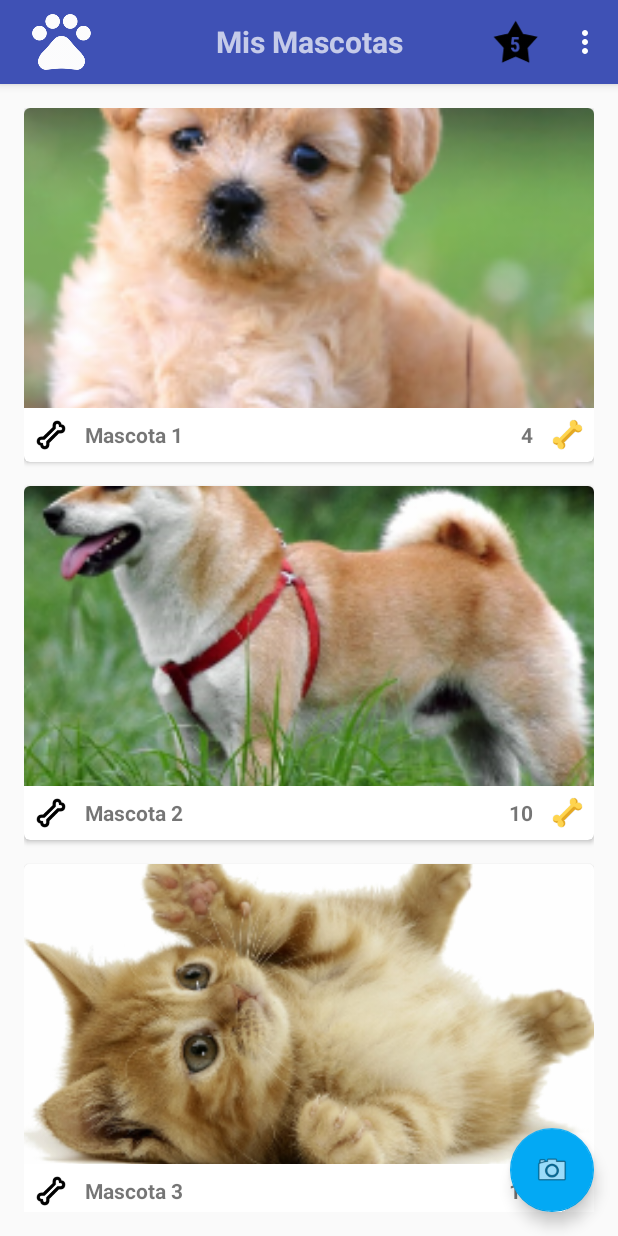
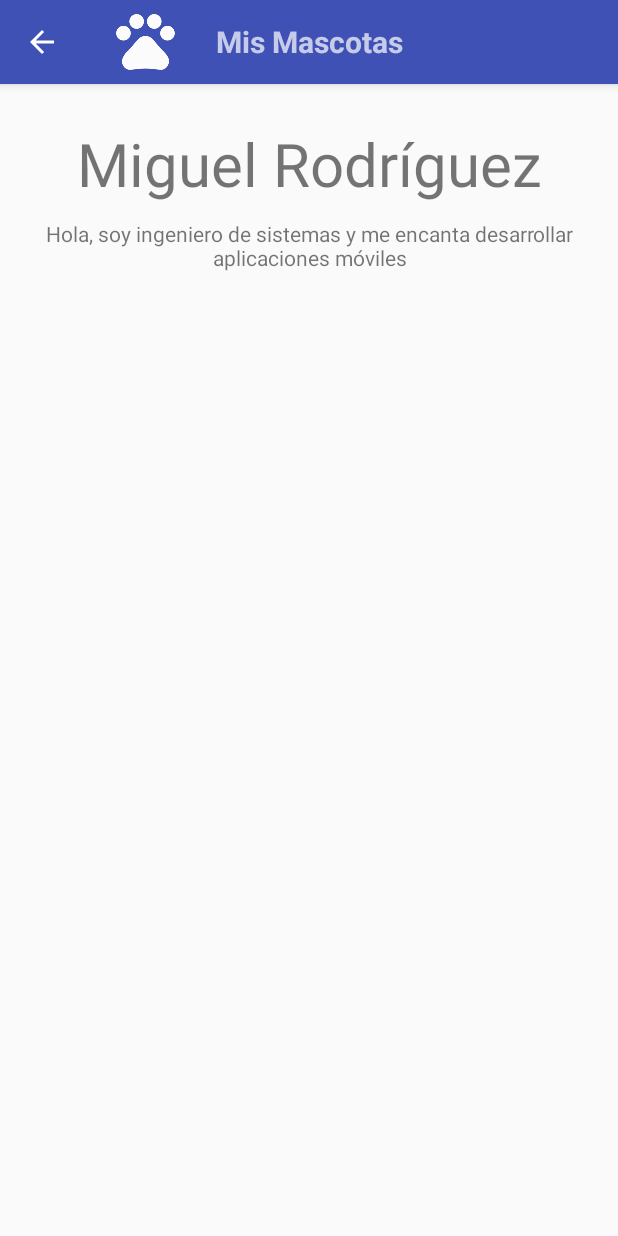
Before and after one commit to MiguelRodriguezU/MisMascotas, an Android app: the screen it shows after launch (MainActivity before the commit, AcercaDe after it), in the options menu, after a tap on "Acerca De", on a phone screen of 412 x 824 dp. Run offline under Robolectric (Android 15) with nearby library versions, the phone set to English and light mode, and no system bars.

Commit message:
Acerca de

```diff
--- a/app/build.gradle
+++ b/app/build.gradle
@@ -24,11 +24,11 @@ dependencies {
     androidTestCompile('com.android.support.test.espresso:espresso-core:2.2.2', {
         exclude group: 'com.android.support', module: 'support-annotations'
     })
+    compile files('libs/activation.jar')
     compile 'com.android.support:appcompat-v7:25.3.1'
     compile 'com.android.support.constraint:constraint-layout:1.0.2'
     compile 'com.android.support:design:25.3.1'
     compile 'com.android.support:cardview-v7:25.3.1'
     compile 'com.android.support:recyclerview-v7:25.3.1'
     testCompile 'junit:junit:4.12'
-    compile files('libs/activation.jar')
 }
--- a/app/src/main/AndroidManifest.xml
+++ b/app/src/main/AndroidManifest.xml
@@ -2,7 +2,7 @@
 <manifest xmlns:android="http://schemas.android.com/apk/res/android"
     package="dev.mrodriguezul.mismascotas">
 
-    <uses-permission android:name="android.permission.INTERNET"/>
+    <uses-permission android:name="android.permission.INTERNET" />
 
     <application
         android:allowBackup="true"
@@ -27,7 +27,15 @@
                 android:name="android.support.PARENT_ACTIVITY"
                 android:value=".MainActivity" />
         </activity>
-        <activity android:name=".Contacto"
+        <activity
+            android:name=".Contacto"
+            android:theme="@style/AppTheme.NoActionBar">
+            <meta-data
+                android:name="android.support.PARENT_ACTIVITY"
+                android:value=".MainActivity" />
+        </activity>
+        <activity
+            android:name=".AcercaDe"
             android:theme="@style/AppTheme.NoActionBar">
             <meta-data
                 android:name="android.support.PARENT_ACTIVITY"
--- /dev/null
+++ b/app/src/main/java/dev/mrodriguezul/mismascotas/AcercaDe.java
@@ -0,0 +1,20 @@
+package dev.mrodriguezul.mismascotas;
+
+import android.support.v7.app.AppCompatActivity;
+import android.os.Bundle;
+import android.support.v7.widget.Toolbar;
+
+public class AcercaDe extends AppCompatActivity {
+
+    @Override
+    protected void onCreate(Bundle savedInstanceState) {
+        super.onCreate(savedInstanceState);
+        setContentView(R.layout.activity_acerca_de);
+
+        Toolbar myActionBar = (Toolbar)findViewById(R.id.toolbar);
+        setSupportActionBar(myActionBar);
+
+        getSupportActionBar().setDisplayShowTitleEnabled(false);
+        getSupportActionBar().setDisplayHomeAsUpEnabled(true);
+    }
+}
--- a/app/src/main/java/dev/mrodriguezul/mismascotas/MainActivity.java
+++ b/app/src/main/java/dev/mrodriguezul/mismascotas/MainActivity.java
@@ -81,6 +81,10 @@ public class MainActivity extends AppCompatActivity {
             verContacto();
         }
 
+        if(id == R.id.menu_acerca_de){
+            verAcercaDe();
+        }
+
         return super.onOptionsItemSelected(item);
     }
 
@@ -93,4 +97,9 @@ public class MainActivity extends AppCompatActivity {
         Intent intent = new Intent(this,Contacto.class);
         startActivity(intent);
     }
+
+    private void verAcercaDe(){
+        Intent intent = new Intent(this,AcercaDe.class);
+        startActivity(intent);
+    }
 }
--- /dev/null
+++ b/app/src/main/res/layout/activity_acerca_de.xml
@@ -0,0 +1,33 @@
+<?xml version="1.0" encoding="utf-8"?>
+<android.support.design.widget.CoordinatorLayout xmlns:android="http://schemas.android.com/apk/res/android"
+    xmlns:app="http://schemas.android.com/apk/res-auto"
+    xmlns:tools="http://schemas.android.com/tools"
+    android:layout_width="match_parent"
+    android:layout_height="match_parent"
+    tools:context="dev.mrodriguezul.mismascotas.AcercaDe">
+
+    <include layout="@layout/actionbar" />
+
+    <LinearLayout
+        app:layout_behavior="@string/appbar_scrolling_view_behavior"
+        android:layout_width="match_parent"
+        android:layout_height="match_parent"
+        android:layout_margin="@dimen/layout_margin"
+        android:orientation="vertical">
+
+        <TextView
+            android:layout_width="match_parent"
+            android:layout_height="wrap_content"
+            android:gravity="center"
+            style="@style/stl_titulo"
+            android:text="@string/tv_about_nombre"/>
+
+        <TextView
+            android:layout_width="match_parent"
+            android:layout_height="wrap_content"
+            android:gravity="center"
+            android:text="@string/tv_about_descripcion"/>
+
+    </LinearLayout>
+
+</android.support.design.widget.CoordinatorLayout>
--- a/app/src/main/res/values/strings.xml
+++ b/app/src/main/res/values/strings.xml
@@ -20,4 +20,7 @@
     <string name="mail_enviado">Mensaje enviado</string>
     <string name="mail_subject">Hola</string>
 
+    <string name="tv_about_nombre">Miguel Rodríguez</string>
+    <string name="tv_about_descripcion">Hola, soy ingeniero de sistemas y me encanta desarrollar aplicaciones móviles</string>
+
 </resources>
```
